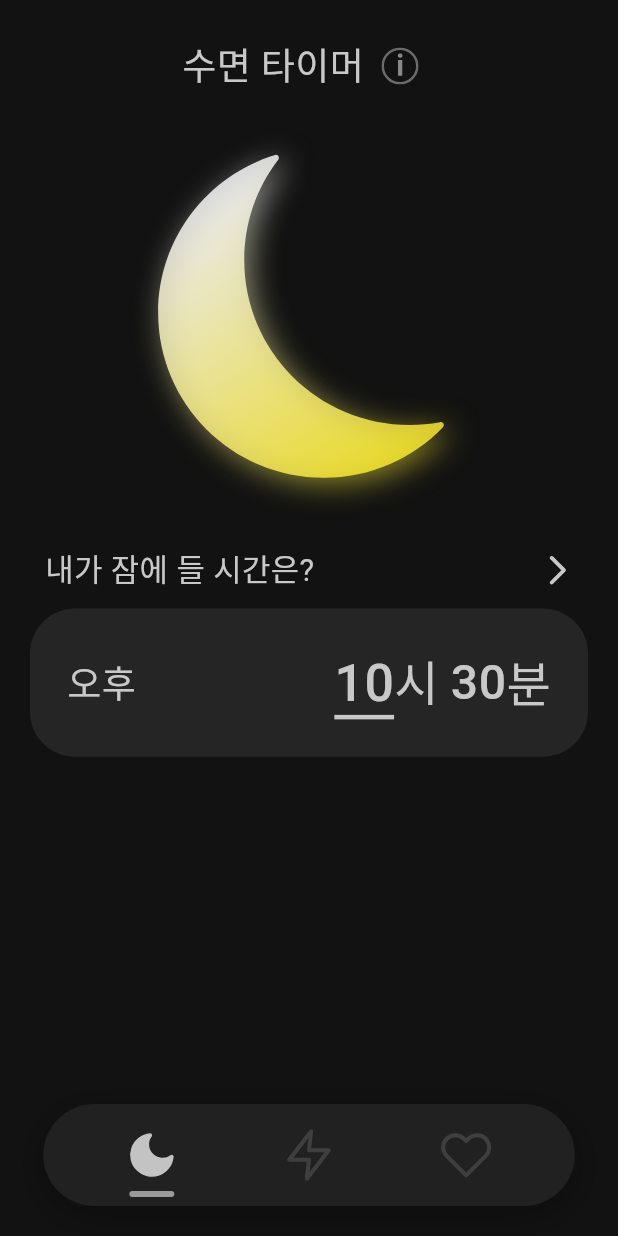
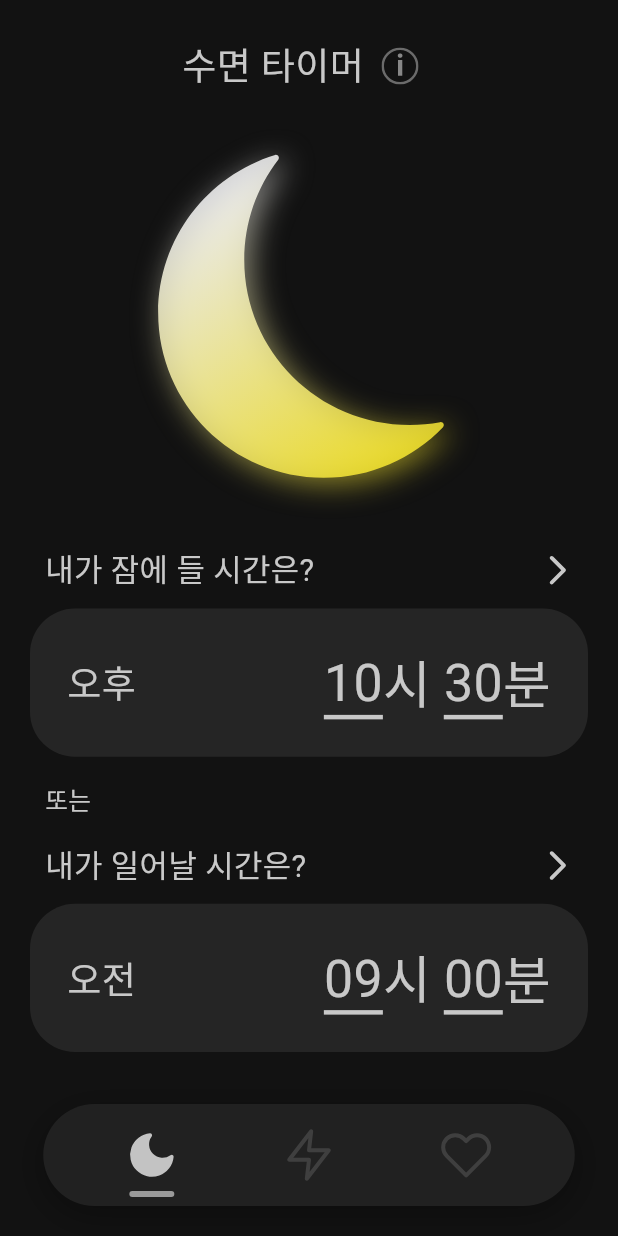
Before and after one commit to devforyou0523/time_to, a Flutter app: the screen it shows after launch, on a phone screen of 412 x 824 dp. Run offline on Flutter 3.47's test engine with Material 3 defaults, Android fonts, the phone set to English and light mode, and no system bars; our stand-ins replace flutter_svg.

Commit message:
수면 타이머 레이아웃 완성, README 파일 생성

```diff
--- a/lib/pages/sleep_timer.dart
+++ b/lib/pages/sleep_timer.dart
@@ -13,6 +13,7 @@ class SleepTimerPage extends StatelessWidget {
     return Column(
       mainAxisAlignment: MainAxisAlignment.start,
       children: [
+        //main_title
         Row(
           mainAxisAlignment: MainAxisAlignment.center,
           children: [
@@ -33,11 +34,13 @@ class SleepTimerPage extends StatelessWidget {
             ),
           ],
         ),
+        //main_title_image
         svgWithShadow(
           assetName: "assets/images/moon.svg",
           height: AppFonts.title(context) * 12,
           width: AppFonts.title(context) * 12,
         ),
+        //sleep_time_continer_title
         Container(
           margin: EdgeInsets.only(bottom: 10),
           child: Padding(
@@ -61,6 +64,7 @@ class SleepTimerPage extends StatelessWidget {
             ),
           ),
         ),
+        //sleep_time_continer
         Container(
           width: double.infinity,
           height: AppFonts.title(context) * 4,
@@ -79,21 +83,91 @@ class SleepTimerPage extends StatelessWidget {
                   Text(
                     "시 ",
                     style: TextStyle(
-                      fontSize: AppFonts.title(context) * 1.3,
+                      fontSize: AppFonts.title(context) * 1.4,
                       fontWeight: FontWeight.w200,
                     ),
                   ),
-                  Text(
-                    "30",
-                    style: TextStyle(
-                      fontSize: AppFonts.title(context) * 1.3,
-                      fontWeight: FontWeight.w500,
-                    ),
-                  ),
+                  UnderlinedTextWithSpacing(text: "30"),
                   Text(
                     "분",
                     style: TextStyle(
-                      fontSize: AppFonts.title(context) * 1.3,
+                      fontSize: AppFonts.title(context) * 1.4,
+                      fontWeight: FontWeight.w200,
+                    ),
+                  ),
+                ],
+              ),
+            ],
+          ),
+        ),
+        Align(
+          alignment: Alignment.centerLeft,
+          child: Container(
+            margin: EdgeInsets.symmetric(
+              vertical: AppFonts.body(context) * 0.8,
+            ),
+            padding: EdgeInsets.symmetric(horizontal: 10),
+            child: Text(
+              '또는',
+              style: TextStyle(
+                fontSize: AppFonts.body(context)*0.8,
+                fontWeight: FontWeight.w200,
+              ),
+            ),
+          ),
+        ),
+        //wake_time_continer_title
+        Container(
+          margin: EdgeInsets.only(bottom: 10),
+          child: Padding(
+            padding: const EdgeInsets.symmetric(horizontal: 10),
+            child: Row(
+              mainAxisAlignment: MainAxisAlignment.spaceBetween,
+              children: [
+                Text(
+                  '내가 일어날 시간은?',
+                  style: TextStyle(
+                    fontWeight: FontWeight.w400,
+                    fontSize: AppFonts.body(context),
+                  ),
+                ),
+                SvgPicture.asset(
+                  "assets/images/icons/arrow_1.svg",
+                  width: AppFonts.body(context),
+                  height: AppFonts.body(context),
+                ),
+              ],
+            ),
+          ),
+        ),
+        //wake_time_continer
+        Container(
+          width: double.infinity,
+          height: AppFonts.title(context) * 4,
+          padding: EdgeInsets.all(AppFonts.title(context)),
+          decoration: BoxDecoration(
+            color: AppColors.containerPrimary,
+            borderRadius: BorderRadius.circular(30),
+          ),
+          child: Row(
+            mainAxisAlignment: MainAxisAlignment.spaceBetween,
+            children: [
+              Text("오전", style: TextStyle(fontSize: AppFonts.title(context))),
+              Row(
+                children: [
+                  UnderlinedTextWithSpacing(text: "09"),
+                  Text(
+                    "시 ",
+                    style: TextStyle(
+                      fontSize: AppFonts.title(context) * 1.4,
+                      fontWeight: FontWeight.w200,
+                    ),
+                  ),
+                  UnderlinedTextWithSpacing(text: "00"),
+                  Text(
+                    "분",
+                    style: TextStyle(
+                      fontSize: AppFonts.title(context) * 1.4,
                       fontWeight: FontWeight.w200,
                     ),
                   ),
@@ -122,7 +196,7 @@ class UnderlinedTextWithSpacing extends StatelessWidget {
           style: TextStyle(
             fontSize: AppFonts.title(context) * 1.4,
             color: AppColors.textPrimary,
-            fontWeight: FontWeight.w500,
+            fontWeight: FontWeight.w400,
           ),
         ),
         Positioned(
```
Also changed, not shown: 1 other file.
